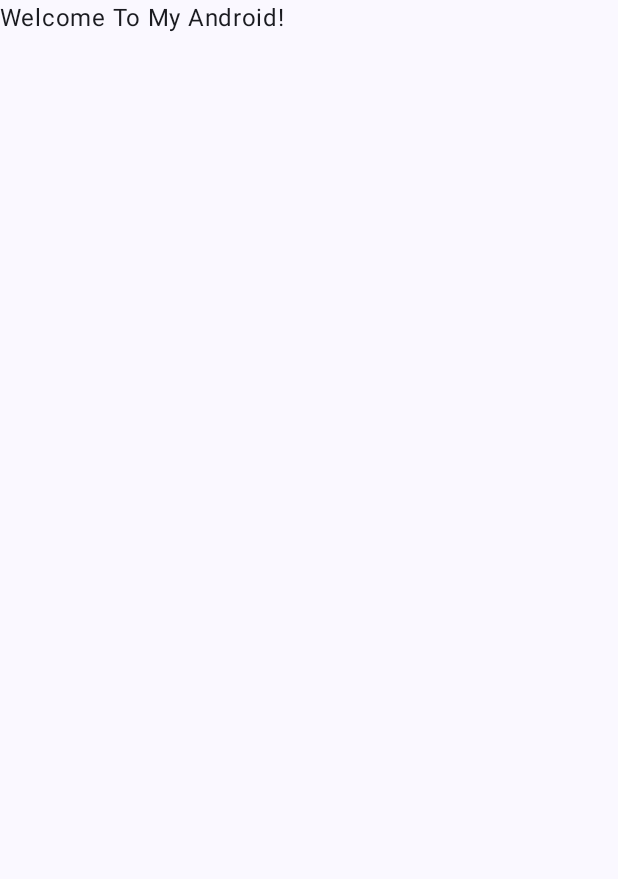
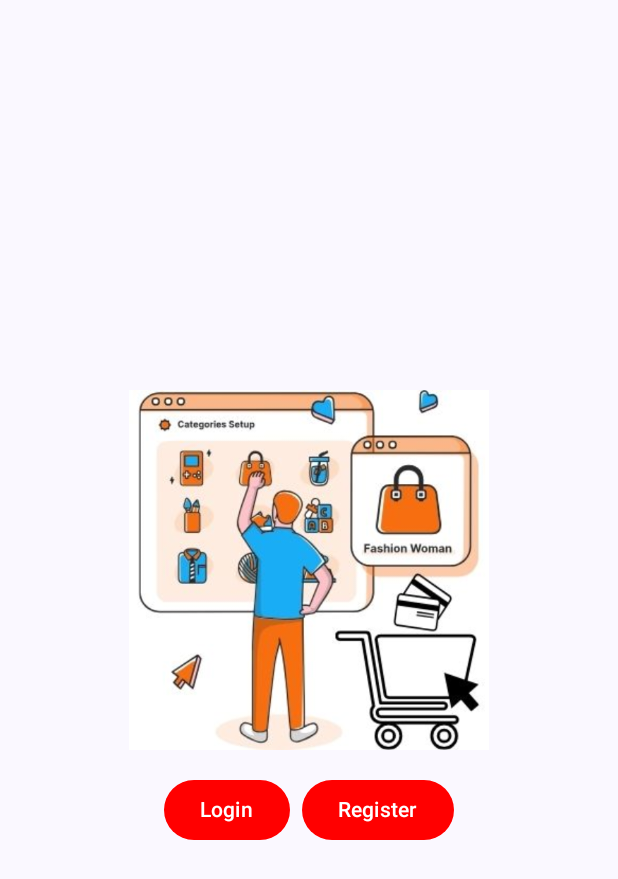
Before and after one commit to fatihBicgi/E-Commerce-App, an Android app built with Jetpack Compose: the screen it shows after launch (MainActivity), on a phone screen of 412 x 824 dp. Before the commit the part shown is almost empty. Shown: the top 879 px of the screen. Run offline under Robolectric (Android 15) with nearby library versions, the phone set to English and light mode, and no system bars.

Commit message:
First Screen Added

```diff
--- a/app/src/main/java/com/fatihbicgi/ecommerceapp/MainActivity.kt
+++ b/app/src/main/java/com/fatihbicgi/ecommerceapp/MainActivity.kt
@@ -4,6 +4,8 @@ import android.os.Bundle
 import androidx.activity.ComponentActivity
 import androidx.activity.compose.setContent
 import androidx.activity.enableEdgeToEdge
+import androidx.compose.foundation.layout.Arrangement
+import androidx.compose.foundation.layout.Column
 import androidx.compose.foundation.layout.fillMaxSize
 import androidx.compose.foundation.layout.padding
 import androidx.compose.material3.Scaffold
@@ -11,38 +13,28 @@ import androidx.compose.material3.Text
 import androidx.compose.runtime.Composable
 import androidx.compose.ui.Modifier
 import androidx.compose.ui.tooling.preview.Preview
+import androidx.compose.ui.unit.dp
+import com.fatihbicgi.ecommerceapp.splash.SplashScreen
 import com.fatihbicgi.ecommerceapp.ui.theme.ECommerceAppTheme
 
 class MainActivity : ComponentActivity() {
     override fun onCreate(savedInstanceState: Bundle?) {
         super.onCreate(savedInstanceState)
-        enableEdgeToEdge()
         setContent {
             ECommerceAppTheme {
                 Scaffold(modifier = Modifier.fillMaxSize()) { innerPadding ->
-                    Greeting(
-                        name = "Android",
-                        modifier = Modifier.padding(innerPadding)
-                    )
+                    Column(
+                        modifier = Modifier
+                            .padding(innerPadding),
+                        verticalArrangement  = Arrangement.spacedBy(50.dp),
+
+                    ) {
+
+                        SplashScreen()
+                    }
+
                 }
             }
         }
     }
 }
-
-@Composable
-fun Greeting(name: String, modifier: Modifier = Modifier) {
-    Text(
-        text = "Welcome To My $name!",
-
-        modifier = modifier
-    )
-}
-
-@Preview(showBackground = true)
-@Composable
-fun GreetingPreview() {
-    ECommerceAppTheme {
-        Greeting("E-Commerce App")
-    }
-}
--- /dev/null
+++ b/app/src/main/java/com/fatihbicgi/ecommerceapp/splash/SplashScreen.kt
@@ -0,0 +1,85 @@
+package com.fatihbicgi.ecommerceapp.splash
+
+import android.provider.CalendarContract.Colors
+import android.widget.Button
+import android.window.SplashScreen
+import androidx.compose.foundation.Image
+import androidx.compose.foundation.layout.Arrangement
+import androidx.compose.foundation.layout.Box
+import androidx.compose.foundation.layout.Column
+import androidx.compose.foundation.layout.ColumnScope
+import androidx.compose.foundation.layout.Row
+import androidx.compose.foundation.layout.fillMaxHeight
+import androidx.compose.foundation.layout.fillMaxSize
+import androidx.compose.foundation.layout.fillMaxWidth
+import androidx.compose.foundation.layout.padding
+import androidx.compose.foundation.layout.size
+import androidx.compose.material3.Button
+import androidx.compose.material3.ButtonDefaults
+import androidx.compose.material3.Card
+import androidx.compose.material3.CardDefaults
+import androidx.compose.material3.IconButton
+import androidx.compose.material3.MaterialTheme
+import androidx.compose.material3.Text
+import androidx.compose.runtime.Composable
+import androidx.compose.ui.Alignment
+import androidx.compose.ui.Modifier
+import androidx.compose.ui.geometry.Size
+import androidx.compose.ui.graphics.Color
+import androidx.compose.ui.res.painterResource
+import androidx.compose.ui.res.stringResource
+import androidx.compose.ui.text.style.TextAlign
+import androidx.compose.ui.tooling.preview.Preview
+import androidx.compose.ui.unit.dp
+import com.fatihbicgi.ecommerceapp.R
+
+@Composable
+fun SplashScreen () {
+    Column(modifier = Modifier
+        .fillMaxSize()
+        .padding(16.dp),
+
+        verticalArrangement = Arrangement.spacedBy(16.dp, Alignment.CenterVertically),
+        horizontalAlignment = Alignment.CenterHorizontally,
+
+    )
+    {
+        Row {
+            LoginImage()
+        }
+        Row(horizontalArrangement = Arrangement.spacedBy(8.dp)
+        ) {
+            FilledButton("Login")
+            FilledButton("Register")
+        }
+    }
+
+}
+
+@Composable
+fun FilledButton(title : String){
+    Button(
+        onClick = { /*TODO*/ },
+        colors = ButtonDefaults.buttonColors(
+            containerColor = Color.Red
+        ),
+    )
+    {
+        Text(text =  title)
+    }
+}
+@Composable
+fun LoginImage(){
+    Image(
+        painter = painterResource(R.drawable.login),
+        contentDescription = "image of login",
+        modifier = Modifier
+            .size(240.dp)
+
+    )
+}
+@Preview(showBackground = true)
+@Composable
+fun ButtonsPreview(){
+    SplashScreen()
+}
```
Also changed, not shown: app/src/main/res/drawable/login.jpg (added).
